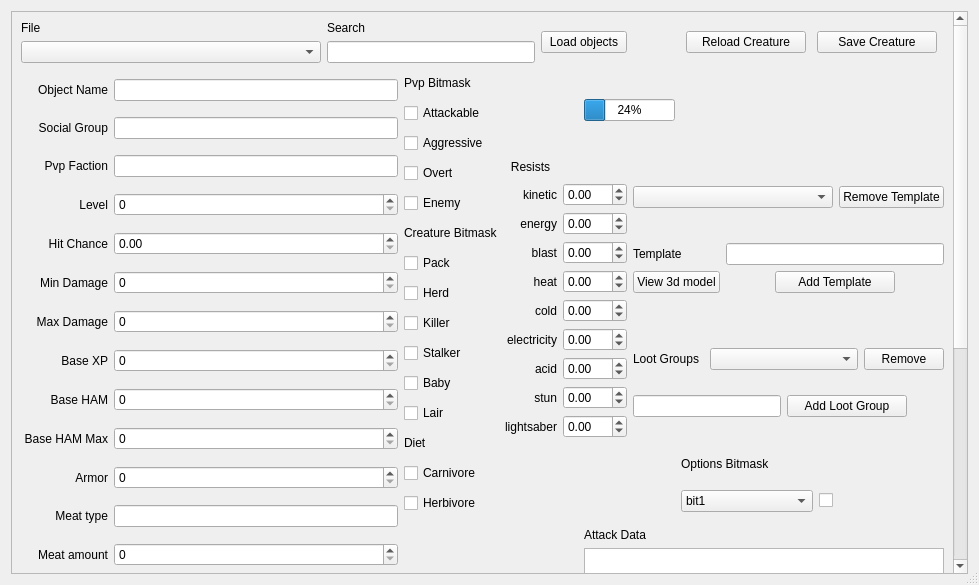
Before: the Qt Designer form WorldSpawnerTool/creaturemanager.ui in TheAnswer/Tools, drawn with Qt 5.
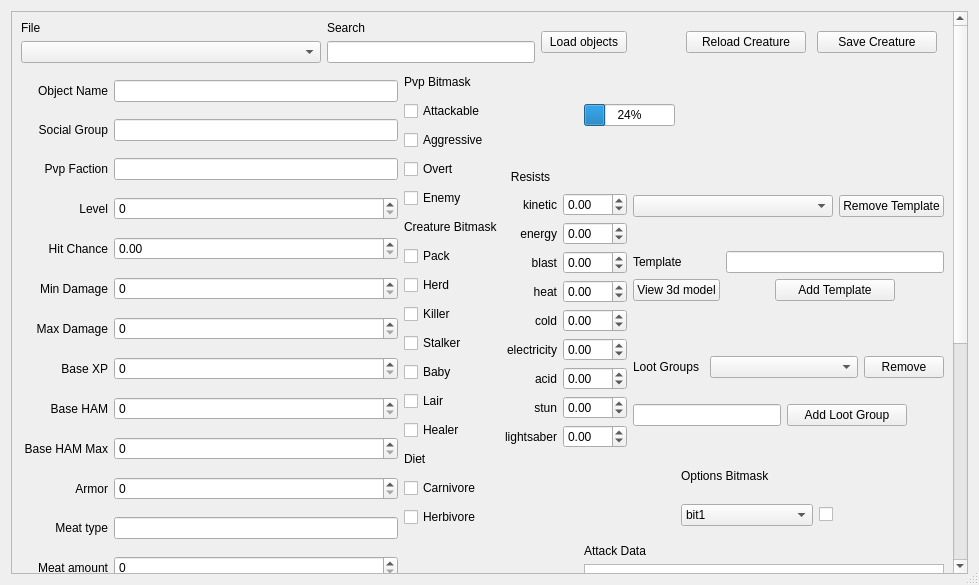
After: the same form once the commit is applied.

Commit message: [updated] spawn tool added healer option to creature

The edit to the form file:
```diff
--- a/WorldSpawnerTool/creaturemanager.ui
+++ b/WorldSpawnerTool/creaturemanager.ui
@@ -26,9 +26,9 @@
       <property name="geometry">
        <rect>
         <x>0</x>
-        <y>-258</y>
+        <y>-73</y>
         <width>942</width>
-        <height>823</height>
+        <height>839</height>
        </rect>
       </property>
       <layout class="QGridLayout" name="gridLayout_13">
@@ -518,7 +518,7 @@
            </property>
           </widget>
          </item>
-         <item row="12" column="0">
+         <item row="13" column="0">
           <widget class="QLabel" name="label_16">
            <property name="maximumSize">
             <size>
@@ -531,20 +531,27 @@
            </property>
           </widget>
          </item>
-         <item row="13" column="0">
+         <item row="14" column="0">
           <widget class="QCheckBox" name="carnivore">
            <property name="text">
             <string>Carnivore</string>
            </property>
           </widget>
          </item>
-         <item row="14" column="0">
+         <item row="15" column="0">
           <widget class="QCheckBox" name="herbivore">
            <property name="text">
             <string>Herbivore</string>
            </property>
           </widget>
          </item>
+         <item row="12" column="0">
+          <widget class="QCheckBox" name="checkBox_healer">
+           <property name="text">
+            <string>Healer</string>
+           </property>
+          </widget>
+         </item>
         </layout>
        </item>
        <item row="1" column="5" colspan="2">
```
The commit also changes 6 other files.
